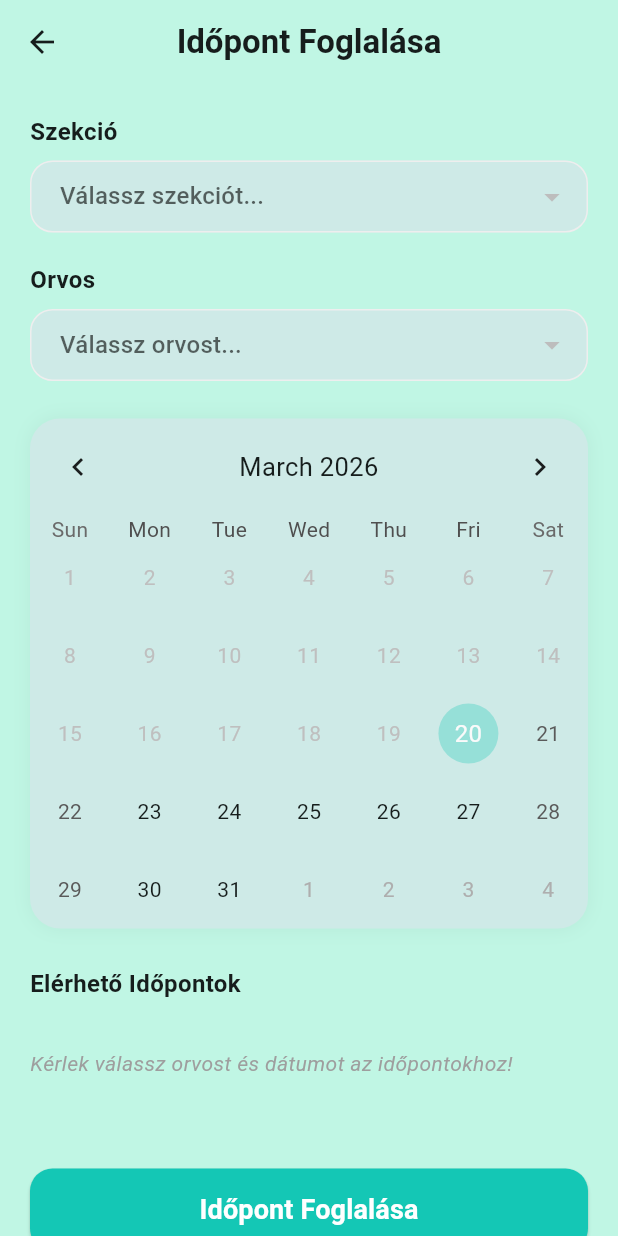
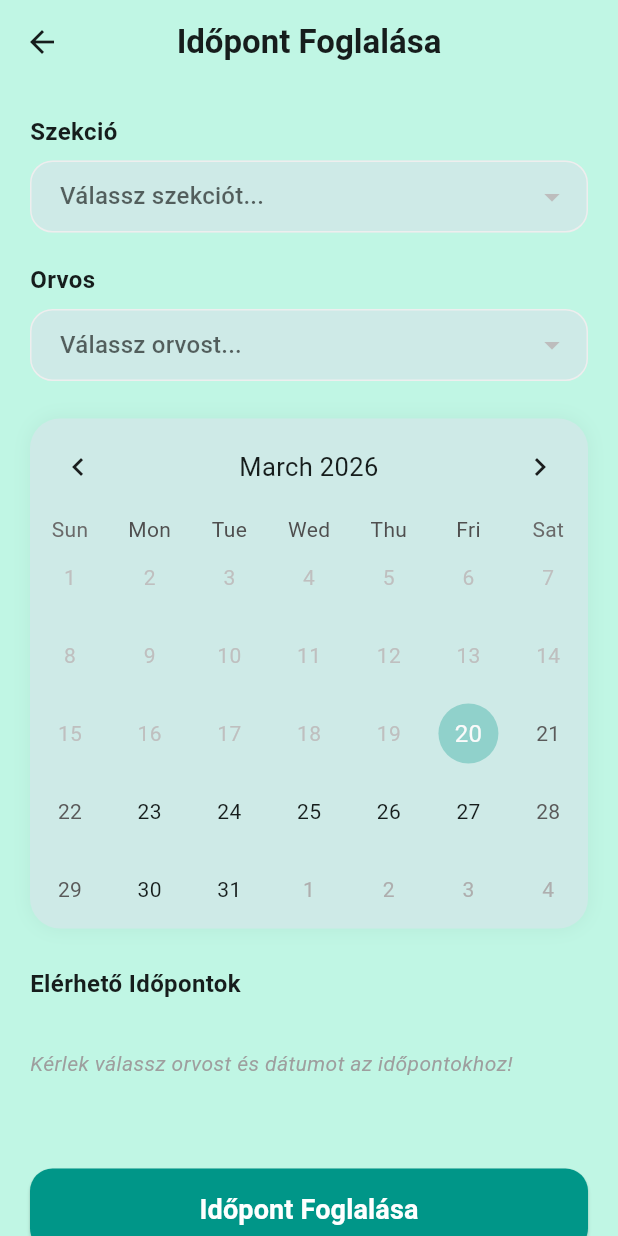
Before and after one commit to baloogedit/korhaz_app, a Flutter app: the ProgramTab screen opened directly, on a phone screen of 412 x 824 dp. Run offline on Flutter 3.47's test engine with Material 3 defaults, Android fonts, the light colour scheme and no system bars; drawn by our look-alikes of table_calendar; our stand-ins replace cloud_firestore, firebase_auth, firebase_core, permission_handler; missing offline and left inert: network_info_plus; accounts and stored records are empty.

Commit message:
Fix primaryTeal color definition and reorganize status & alert colors in AppColors

```diff
--- a/lib/constants/colors.dart
+++ b/lib/constants/colors.dart
@@ -2,7 +2,7 @@ import 'package:flutter/material.dart';
 
 class AppColors {
   // Theme & Buttons
-  static const Color primaryTeal = Color.fromARGB(255, 20, 199, 181);
+  static const Color primaryTeal = Color(0xFF009688);
   static const Color buttonTeal = Color.fromARGB(255, 23, 109, 116);
 
   // Backgrounds
@@ -21,4 +21,12 @@ class AppColors {
   static const Color textWhite = Colors.white;
   static const Color textWhiteFaded = Colors.white70;
   static const Color textGrey = Colors.grey;
+
+  //status & alerts
+  static const Color successGreen = Color.fromARGB(255, 23, 116, 26);
+  static const Color successLight = Color.fromARGB(255, 178, 226, 182); // For the checked-in icon background
+  static const Color errorRed = Color.fromARGB(255, 144, 14, 12);
+
+
+
 }
```
